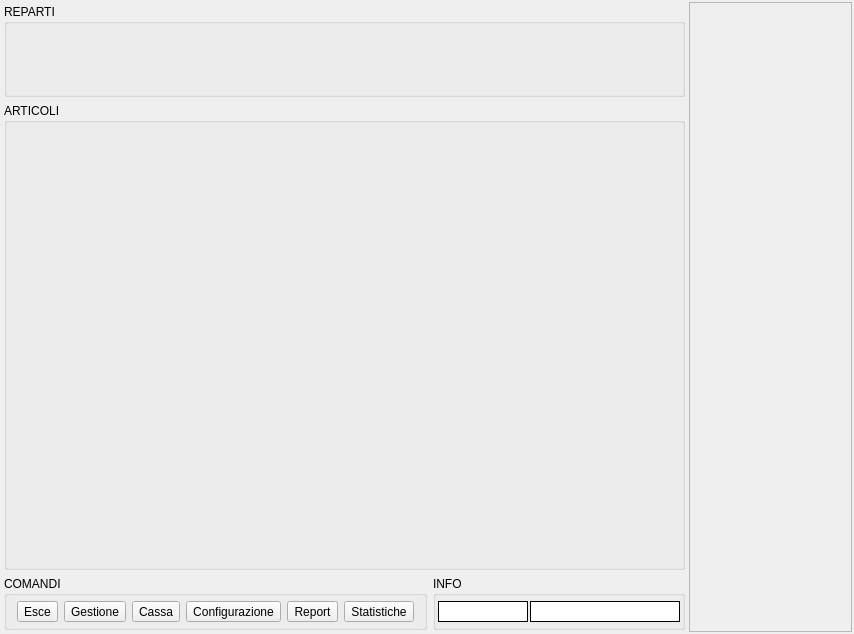
Before: the Qt Designer form branches/ramo02/src/mainwindow.ui in mtonin/gestcassa, drawn with Qt 5.
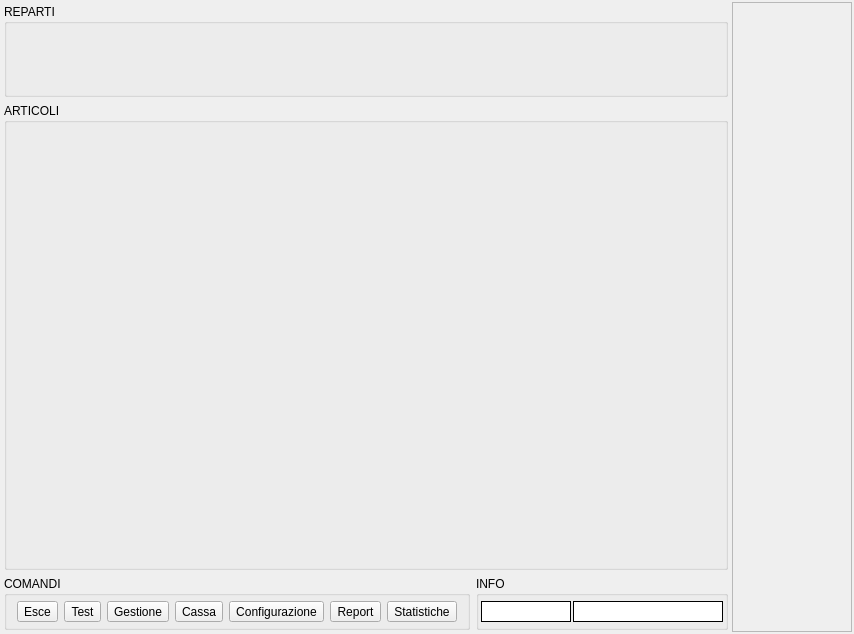
After: the same form once the commit is applied. Icons and pictures are not drawn.

Commit message: - gestione modalità test

What changed in the file:
```diff
--- a/branches/ramo02/src/mainwindow.ui
+++ b/branches/ramo02/src/mainwindow.ui
@@ -203,6 +203,41 @@
               </property>
              </spacer>
             </item>
+            <item>
+             <widget class="QToolButton" name="testBtn">
+              <property name="enabled">
+               <bool>true</bool>
+              </property>
+              <property name="sizePolicy">
+               <sizepolicy hsizetype="Expanding" vsizetype="Expanding">
+                <horstretch>0</horstretch>
+                <verstretch>0</verstretch>
+               </sizepolicy>
+              </property>
+              <property name="maximumSize">
+               <size>
+                <width>100</width>
+                <height>100</height>
+               </size>
+              </property>
+              <property name="text">
+               <string>Test</string>
+              </property>
+              <property name="icon">
+               <iconset resource="risorse.qrc">
+                <normaloff>:/GestCassa/warning</normaloff>:/GestCassa/warning</iconset>
+              </property>
+              <property name="iconSize">
+               <size>
+                <width>48</width>
+                <height>48</height>
+               </size>
+              </property>
+              <property name="toolButtonStyle">
+               <enum>Qt::ToolButtonTextUnderIcon</enum>
+              </property>
+             </widget>
+            </item>
             <item>
              <widget class="QToolButton" name="gestioneBtn">
               <property name="enabled">
```
The commit also changes 9 other files.
